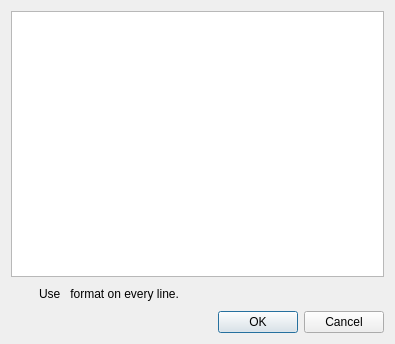
First picture: the form in qt5/quickphrase-editor/batchdialog.ui, repository fcitx/fcitx5-qt, before the edit.
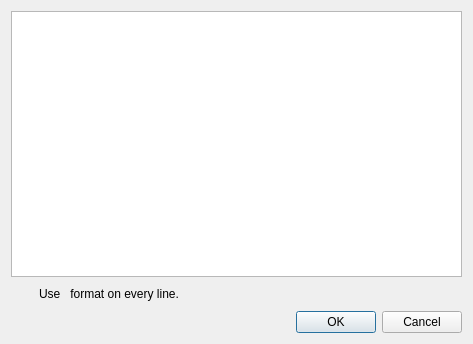
Second picture: the form after the edit.

Commit message: set a window title.

Diff of the .ui file:
```diff
--- a/qt5/quickphrase-editor/batchdialog.ui
+++ b/qt5/quickphrase-editor/batchdialog.ui
@@ -6,7 +6,7 @@
    <rect>
     <x>0</x>
     <y>0</y>
-    <width>395</width>
+    <width>473</width>
     <height>344</height>
    </rect>
   </property>
```
Left out of the diff: 3 changed lines with no effect on the pictures.
